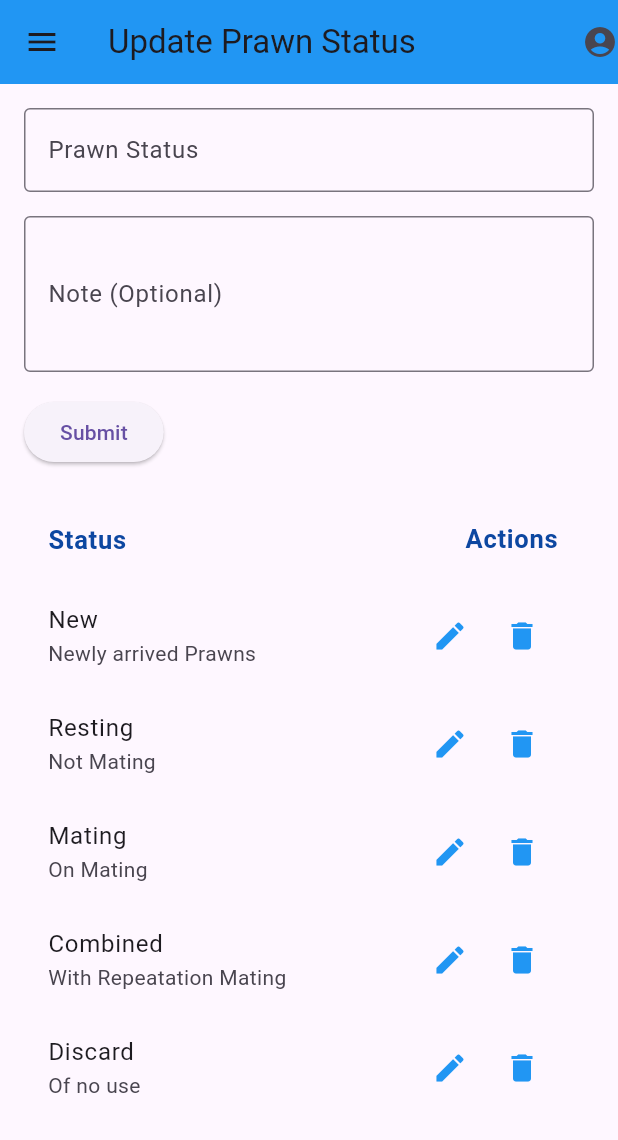
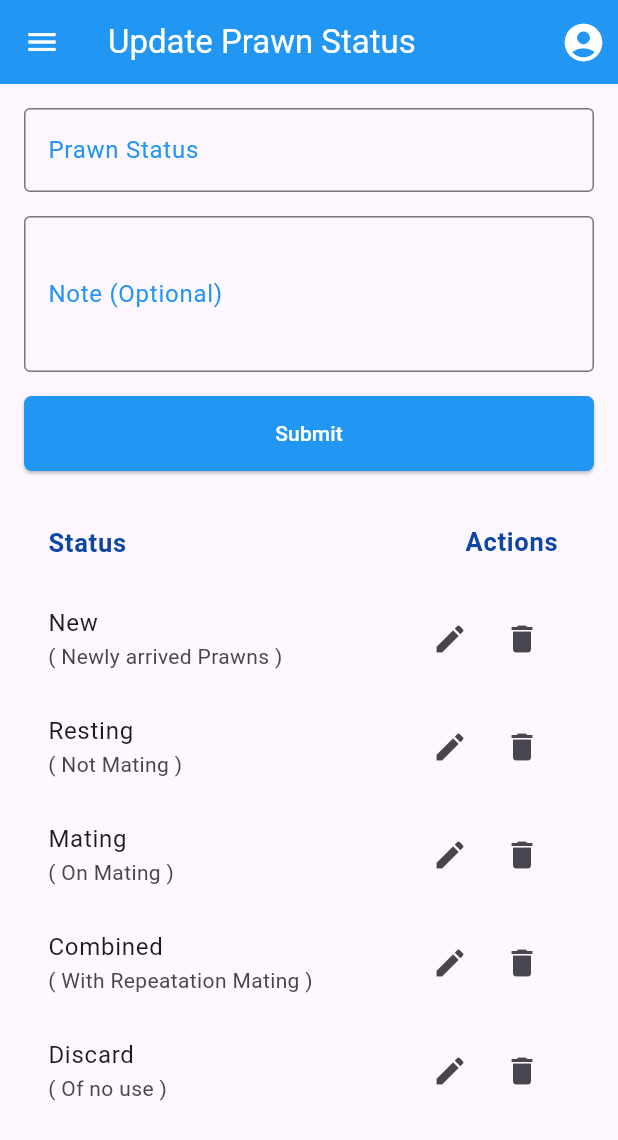
Before and after one commit to sabujith/gkaqua, a Flutter app: the screen it shows after launch, after a tap on "Masters - Prawn Status", on a phone screen of 412 x 824 dp. Shown: the top 1140 px of the screen. Run offline on Flutter 3.47's test engine with Material 3 defaults, Android fonts, the phone set to English and light mode, and no system bars.

Commit message:
Activities - Feeding

```diff
--- a/lib/Index_Screen.dart
+++ b/lib/Index_Screen.dart
@@ -1,4 +1,5 @@
 import 'package:flutter/material.dart';
+import 'package:gk_aqua/activities/Feeding_Screen.dart';
 import 'package:gk_aqua/masters/prawnStatus_Screen.dart';
 import 'package:gk_aqua/modals/Mortality_Modal.dart';
 import 'package:gk_aqua/modals/UpdatePrawnStatus_Modal.dart';
@@ -79,7 +80,15 @@ class IndexScreen extends StatelessWidget {
                       return PrawnstatusScreen();
                     }));
                   },
-                  child: Text('Masters - Prawn Status'))
+                  child: Text('Masters - Prawn Status')),
+              ElevatedButton(
+                  onPressed: () {
+                    Navigator.of(context)
+                        .push(MaterialPageRoute(builder: (context) {
+                      return FeedingScreen();
+                    }));
+                  },
+                  child: Text('Activity - Feeding'))
             ],
           ),
         ),
--- a/lib/main.dart
+++ b/lib/main.dart
@@ -17,6 +17,14 @@
   @override
   Widget build(BuildContext context) {
     return MaterialApp(
+      theme: ThemeData(
+        inputDecorationTheme: InputDecorationTheme(
+          focusedBorder: OutlineInputBorder(
+            borderSide: BorderSide(color: Colors.blue, width: 2),
+          ),
+          labelStyle: TextStyle(color: Colors.blue),
+        ),
+      ),
       home: IndexScreen(),
       routes: {
         'AddMP': (context) {
--- a/lib/masters/prawnStatus_Screen.dart
+++ b/lib/masters/prawnStatus_Screen.dart
@@ -26,9 +26,26 @@ class _PrawnstatusScreenState extends State<PrawnstatusScreen> {
     return Scaffold(
       appBar: AppBar(
         backgroundColor: Colors.blue,
-        leading: IconButton(onPressed: () {}, icon: const Icon(Icons.menu)),
-        title: const Text('Update Prawn Status'),
-        actions: const [Icon(Icons.account_circle)],
+        leading: IconButton(
+            onPressed: () {},
+            icon: const Icon(
+              Icons.menu,
+              color: Colors.white,
+            )),
+        title: const Text(
+          'Update Prawn Status',
+          style: TextStyle(color: Colors.white),
+        ),
+        actions: const [
+          Padding(
+            padding: EdgeInsets.all(8.0),
+            child: Icon(
+              Icons.account_circle,
+              color: Colors.white,
+              size: 30,
+            ),
+          )
+        ],
       ),
       body: Padding(
         padding: const EdgeInsets.all(16.0),
@@ -69,8 +86,16 @@ class _PrawnstatusScreenState extends State<PrawnstatusScreen> {
 
                   // Submit button
                   ElevatedButton(
+                    style: ElevatedButton.styleFrom(
+                        backgroundColor: Colors.blue,
+                        minimumSize: Size(double.infinity, 50),
+                        shape: RoundedRectangleBorder(
+                            borderRadius: BorderRadius.circular(5))),
                     onPressed: _submitForm,
-                    child: const Text('Submit'),
+                    child: const Text(
+                      'Submit',
+                      style: TextStyle(color: Colors.white),
+                    ),
                   ),
                   const SizedBox(height: 20),
                 ],
@@ -100,18 +125,18 @@ class _PrawnstatusScreenState extends State<PrawnstatusScreen> {
                 itemBuilder: (context, index) {
                   return ListTile(
                     title: Text(_prawnStatuses[index]['status']!),
-                    subtitle: Text(_prawnStatuses[index]['note']!),
+                    subtitle: Text('( ${_prawnStatuses[index]['note']!} )'),
                     trailing: Row(
                       mainAxisSize: MainAxisSize.min,
                       children: [
                         IconButton(
-                          icon: const Icon(Icons.edit, color: Colors.blue),
+                          icon: const Icon(Icons.edit),
                           onPressed: () {
                             _editPrawnStatus(index);
                           },
                         ),
                         IconButton(
-                          icon: const Icon(Icons.delete, color: Colors.blue),
+                          icon: const Icon(Icons.delete),
                           onPressed: () {
                             _confirmDelete(
                                 index); // Call the confirmation dialog
--- a/pubspec.yaml
+++ b/pubspec.yaml
@@ -35,6 +35,7 @@ dependencies:
   # The following adds the Cupertino Icons font to your application.
   # Use with the CupertinoIcons class for iOS style icons.
   cupertino_icons: ^1.0.8
+  intl: ^0.19.0
 
 dev_dependencies:
   flutter_test:
```
Also changed, not shown: lib/activities/Feeding_Screen.dart (added, +407 -0 lines), pubspec.lock.
